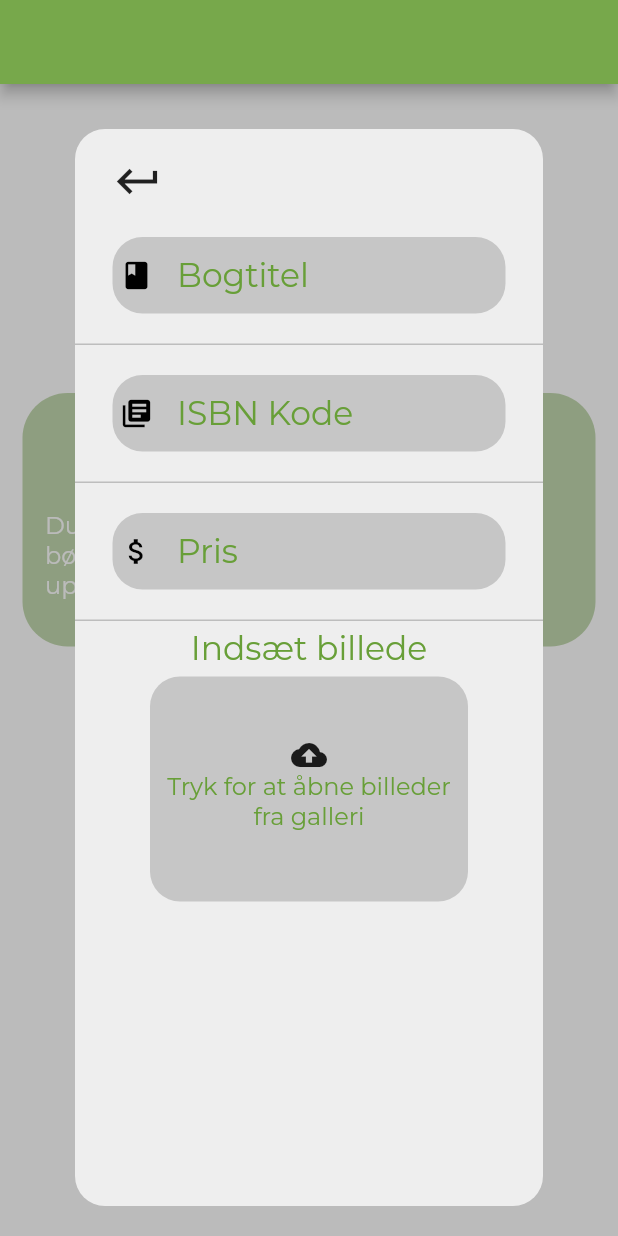
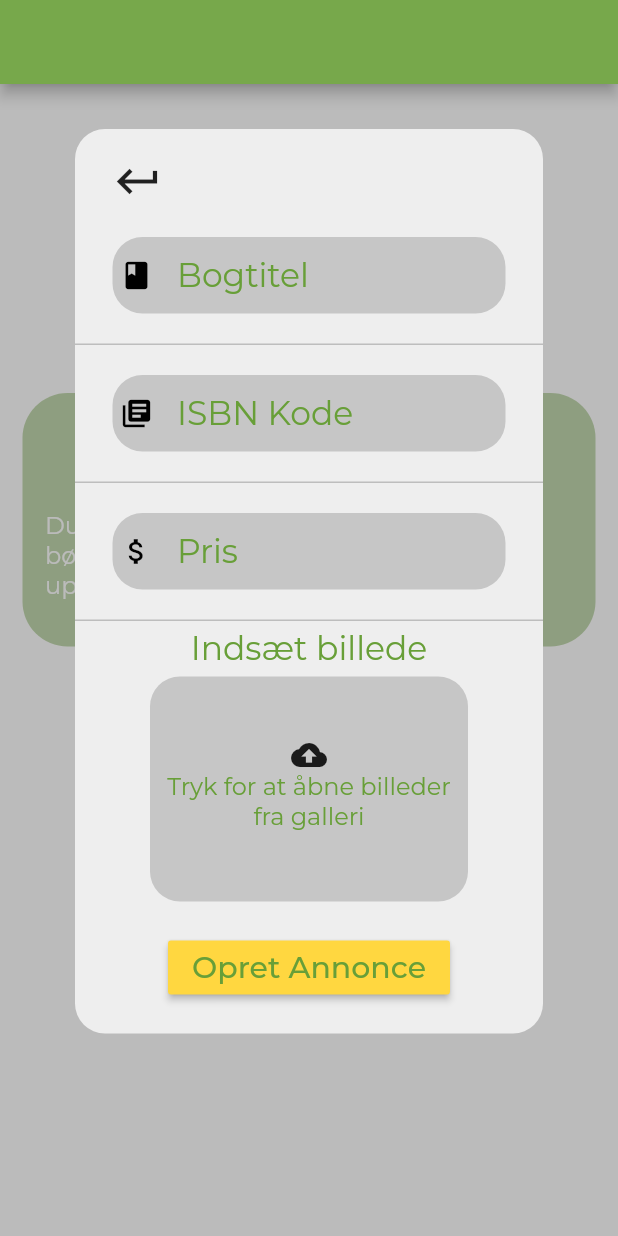
Before and after one commit to mcmalloy/bookversity, a Flutter app: the ProfilePage screen opened directly, after a tap on "Opret annonce", on a phone screen of 412 x 824 dp. Run offline on Flutter 3.47's test engine with Material 2 defaults, Android fonts, the phone set to English and light mode, and no system bars; our stand-ins replace camera, cloud_firestore, firebase_auth, firebase_core, firebase_storage, flare_flutter and 4 more; missing offline and left inert: flare_splash_screen, flutter_facebook_login; accounts and stored records are empty.

Commit message:
can now in primitive state retrieve photo from phone gallery

```diff
--- a/lib/TabPages/profile_page.dart
+++ b/lib/TabPages/profile_page.dart
@@ -82,11 +82,9 @@ class _ProfilePageState extends State<ProfilePage> {
                     color: Colors.white),
               ),
               onPressed: () {
-                //pickImageFromGallery(ImageSource.gallery);
                 setState(() {
                   _showAdBox = true;
                 });
-                //Navigator.push(context, MaterialPageRoute(builder: (context) => CreateAddPage()));
               },
             ),
           ),
@@ -125,7 +123,7 @@ class _ProfilePageState extends State<ProfilePage> {
         children: [
           Text(
             "Mine opslag",
-            style: montSerratFont(),
+            style: montSerratFont(Colors.white),
           ),
           SizedBox(
             height: 25,
@@ -150,9 +148,8 @@ class _ProfilePageState extends State<ProfilePage> {
     );
   }
 
-  montSerratFont() {
-    return TextStyle(
-        color: Colors.white, fontFamily: "Montserrat", fontSize: 20);
+  montSerratFont(Color color) {
+    return TextStyle(color: color, fontFamily: "Montserrat", fontSize: 20);
   }
 
   Widget bottomSection() {
@@ -254,6 +251,7 @@ class _ProfilePageState extends State<ProfilePage> {
       right: 50,
       bottom: _showAdBox ? 20 : MediaQuery.of(context).size.height,
       curve: Curves.easeInOutCubic,
+      child: SingleChildScrollView(
         child: Container(
           decoration: BoxDecoration(
             color: Colors.grey[200],
@@ -277,9 +275,10 @@ class _ProfilePageState extends State<ProfilePage> {
                   )
                 ],
               ),
-            bookForm()
+              bookForm(),
               //TODO: Form goes in here
             ],
+          ),
         ),
       ),
     );
@@ -342,7 +341,18 @@ class _ProfilePageState extends State<ProfilePage> {
                                 ],
                               )
                             : showImage()),
-                  ))
+                  )),
+              RaisedButton(
+                onPressed: () async {
+                  _fireStoreService.uploadBook(_bookNameController.text,
+                      _isbnController.text, _priceController.text, _pickedImage);
+                },
+                color: CustomColors.materialYellow,
+                child: Text(
+                  "Opret Annonce",
+                  style: montSerratFont(CustomColors.materialDarkGreen),
+                ),
+              )
             ],
           ),
         )
@@ -396,7 +406,7 @@ class _ProfilePageState extends State<ProfilePage> {
 
   final ImagePicker _picker = ImagePicker();
   FileImage _image;
-
+  File _pickedImage;
   //Open gallery
   Future<void> _imgFromGallery(ImageSource source) async {
     try {
@@ -405,6 +415,7 @@ class _ProfilePageState extends State<ProfilePage> {
       print("File path: ${pickedImage.path}");
       setState(() {
         _image = FileImage(File(pickedImage.path));
+        _pickedImage = File(pickedImage.path);
         print("File has been picked");
       });
     } catch (e) {
@@ -413,6 +424,9 @@ class _ProfilePageState extends State<ProfilePage> {
   }
 
   Image showImage() {
-    return Image(image: _image);
+    return Image(
+      image: _image,
+      fit: BoxFit.contain,
+    );
   }
 }
--- a/pubspec.yaml
+++ b/pubspec.yaml
@@ -35,6 +35,7 @@ dependencies:
   firebase_auth_platform_interface: ^2.0.1
   firebase_auth: ^0.18.0+1
   cloud_firestore: ^0.14.0+2
+  firebase_storage: ^4.0.0
   firebase_core: ^0.5.0
   flutter_facebook_login: ^3.0.0
   google_sign_in: ^4.5.3
```
Also changed, not shown: lib/Services/firestore_service.dart (+10 -1 lines), pubspec.lock. Lines whose indentation alone changed are shown as unchanged.
